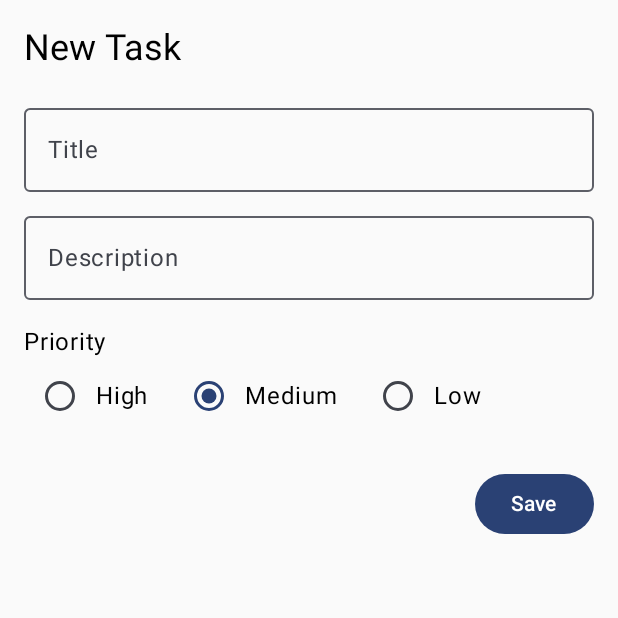
After one commit to RdgFerino/DailyTasks, an Android app built with Jetpack Compose: the NewTaskScreen screen opened through its navigation route, on a phone screen of 412 x 824 dp, the top half of it. The commit adds this screen. Run offline under Robolectric (Android 15) with nearby library versions, the phone set to English and light mode, and no system bars.

Commit message:
New Task Screen

```diff
--- a/app/build.gradle.kts
+++ b/app/build.gradle.kts
@@ -56,7 +56,5 @@ dependencies {
     androidTestImplementation(libs.androidx.ui.test.junit4)
     debugImplementation(libs.androidx.ui.tooling)
     debugImplementation(libs.androidx.ui.test.manifest)
-
-    val nav_version = "2.5.3"
-    implementation ("androidx.navigation:navigation-compose:$nav_version")
+    implementation (libs.androidx.navigation.compose)
 }
--- a/app/src/main/java/com/example/dailytasks/MainActivity.kt
+++ b/app/src/main/java/com/example/dailytasks/MainActivity.kt
@@ -5,17 +5,11 @@ import android.os.Bundle
 import androidx.activity.ComponentActivity
 import androidx.activity.compose.setContent
 import androidx.activity.enableEdgeToEdge
-import androidx.compose.foundation.layout.fillMaxSize
-import androidx.compose.foundation.layout.padding
-import androidx.compose.material3.Scaffold
-import androidx.compose.material3.Text
-import androidx.compose.runtime.Composable
-import androidx.compose.ui.Modifier
-import androidx.compose.ui.tooling.preview.Preview
 import androidx.navigation.compose.NavHost
 import androidx.navigation.compose.composable
 import androidx.navigation.compose.rememberNavController
 import com.example.dailytasks.ui.theme.DailyTasksTheme
+import com.example.dailytasks.view.NewTaskScreen
 import com.example.dailytasks.view.SaveTask
 import com.example.dailytasks.view.TaskList
 
@@ -28,23 +22,29 @@ class MainActivity : ComponentActivity() {
 
                 val navController = rememberNavController()
 
-                NavHost(navController = navController, startDestination = "TaskList"){
+                NavHost(navController = navController, startDestination = "TaskList") {
                     composable(
                         route = "TaskList"
 
-                    ){
+                    ) {
                         TaskList(navController)
 
                     }
 
                     composable(
                         route = "SaveTask"
-                    ){
+                    ) {
                         SaveTask(navController)
                     }
-                }
+
+                    composable("new task") {
+                        NewTaskScreen(
+                            onSaveTask = { navController.popBackStack() }
+                        )
+                    }
 
                 }
             }
         }
     }
+}
--- a/app/src/main/java/com/example/dailytasks/ui/theme/Color.kt
+++ b/app/src/main/java/com/example/dailytasks/ui/theme/Color.kt
@@ -2,10 +2,10 @@ package com.example.dailytasks.ui.theme
 
 import androidx.compose.ui.graphics.Color
 
-val Purple80 = Color(0xFFD0BCFF)
+val Purple80 = Color(0xFFA9A9AD)
 val PurpleGrey80 = Color(0xFFCCC2DC)
 val Pink80 = Color(0xFFEFB8C8)
 
-val Purple40 = Color(0xFF6650a4)
+val Purple40 = Color(0xFF74747E)
 val PurpleGrey40 = Color(0xFF625b71)
 val Pink40 = Color(0xFF7D5260)
--- /dev/null
+++ b/app/src/main/java/com/example/dailytasks/view/NewTaskScreen.kt
@@ -0,0 +1,91 @@
+package com.example.dailytasks.view
+
+
+import androidx.compose.foundation.layout.Column
+import androidx.compose.foundation.layout.Row
+import androidx.compose.foundation.layout.Spacer
+import androidx.compose.foundation.layout.fillMaxSize
+import androidx.compose.foundation.layout.fillMaxWidth
+import androidx.compose.foundation.layout.height
+import androidx.compose.foundation.layout.padding
+import androidx.compose.material3.Button
+import androidx.compose.material3.MaterialTheme
+import androidx.compose.material3.OutlinedTextField
+import androidx.compose.material3.RadioButton
+import androidx.compose.material3.Text
+import androidx.compose.runtime.Composable
+import androidx.compose.runtime.getValue
+import androidx.compose.runtime.mutableStateOf
+import androidx.compose.runtime.remember
+import androidx.compose.runtime.setValue
+import androidx.compose.ui.Alignment
+import androidx.compose.ui.Modifier
+import androidx.compose.ui.unit.dp
+
+@Composable
+fun NewTaskScreen(
+    onSaveTask: () -> Unit
+) {
+    var title by remember { mutableStateOf("") }
+    var description by remember { mutableStateOf("") }
+    var priority by remember { mutableStateOf("Medium") }
+
+    Column(
+        modifier = Modifier
+            .fillMaxSize()
+            .padding(16.dp)
+
+    ) {
+        Text(text = "New Task", style = MaterialTheme.typography.headlineSmall)
+
+        Spacer(modifier = Modifier.height(16.dp))
+
+        OutlinedTextField(
+            value = title,
+            onValueChange = { title = it },
+            label = { Text("Title") },
+            modifier = Modifier.fillMaxWidth()
+
+        )
+
+        Spacer(modifier = Modifier.height(8.dp))
+
+        OutlinedTextField(
+            value = description,
+            onValueChange = { description = it },
+            label = { Text(text = "Description") },
+            modifier = Modifier.fillMaxWidth()
+        )
+
+        Spacer(modifier = Modifier.height(16.dp))
+
+        Text(text = "Priority")
+
+        Row(modifier = Modifier.fillMaxWidth()) {
+            listOf("High", "Medium", "Low").forEach { level ->
+                Row(
+                    verticalAlignment = Alignment.CenterVertically,
+                    modifier = Modifier.padding(end = 16.dp)
+                ) {
+                    RadioButton(
+                        selected = priority == level,
+                        onClick = { priority = level }
+                    )
+                    Text(level)
+
+                }
+            }
+        }
+        Spacer(modifier = Modifier.height(24.dp))
+
+        Button(
+            onClick = {
+                // Aqui você pode salvar a tarefa no banco de dados futuramente
+                onSaveTask()
+            },
+            modifier = Modifier.align(Alignment.End)
+        ) {
+            Text("Save")
+        }
+    }
+}
--- a/app/src/main/java/com/example/dailytasks/view/TaskList.kt
+++ b/app/src/main/java/com/example/dailytasks/view/TaskList.kt
@@ -1,13 +1,61 @@
 package com.example.dailytasks.view
 
+
+
+import androidx.compose.foundation.Image
+import androidx.compose.foundation.layout.Column
+import androidx.compose.foundation.layout.padding
+import androidx.compose.material.icons.Icons
+import androidx.compose.material.icons.filled.Add
+import androidx.compose.material3.ExperimentalMaterial3Api
+import androidx.compose.material3.FloatingActionButton
+import androidx.compose.material3.MaterialTheme
+import androidx.compose.material3.Scaffold
 import androidx.compose.material3.Text
+import androidx.compose.material3.TopAppBar
+import androidx.compose.material3.TopAppBarDefaults
 import androidx.compose.runtime.Composable
+import androidx.compose.ui.Modifier
+import androidx.compose.ui.text.font.FontWeight
+import androidx.compose.ui.text.style.TextAlign
+
+import androidx.compose.ui.unit.dp
 import androidx.navigation.NavController
 
+
+@OptIn(ExperimentalMaterial3Api::class)
 @Composable
 fun TaskList(
     navController: NavController
-){
-Text("Eu vou conseguir")
+) {
+    Scaffold(
+        topBar = {
+            TopAppBar(
+                title = { Text("My Daily Tasks", fontWeight = FontWeight.Bold, textAlign = TextAlign.Center
+                ) },
+                colors = TopAppBarDefaults.topAppBarColors(
+                    containerColor = MaterialTheme.colorScheme.primary,
+                    titleContentColor = MaterialTheme.colorScheme.surface
+                )
+            )
+        },
+        floatingActionButton = {
+            FloatingActionButton(
+                onClick = {
+                    navController.navigate("SaveTask")
+                }
+            ) {
+                Image(
+                    imageVector = Icons.Default.Add,
+                    contentDescription = "icon to save task"
+                )
+            }
+        },
+        containerColor = MaterialTheme.colorScheme.background
+    ) { innerPadding ->
+        Column(modifier = Modifier.padding(innerPadding)) {
+            Text("", modifier = Modifier.padding(16.dp))
+        }
+    }
 
 }
--- a/gradle/libs.versions.toml
+++ b/gradle/libs.versions.toml
@@ -8,9 +8,11 @@ espressoCore = "3.6.1"
 lifecycleRuntimeKtx = "2.8.7"
 activityCompose = "1.10.1"
 composeBom = "2024.04.01"
+navigationCompose = "2.5.3"
 
 [libraries]
 androidx-core-ktx = { group = "androidx.core", name = "core-ktx", version.ref = "coreKtx" }
+androidx-navigation-compose = { module = "androidx.navigation:navigation-compose", version.ref = "navigationCompose" }
 junit = { group = "junit", name = "junit", version.ref = "junit" }
 androidx-junit = { group = "androidx.test.ext", name = "junit", version.ref = "junitVersion" }
 androidx-espresso-core = { group = "androidx.test.espresso", name = "espresso-core", version.ref = "espressoCore" }
```
Also changed, not shown: app/src/main/java/com/example/dailytasks/ui/theme/Theme.kt (+14 -16 lines).
